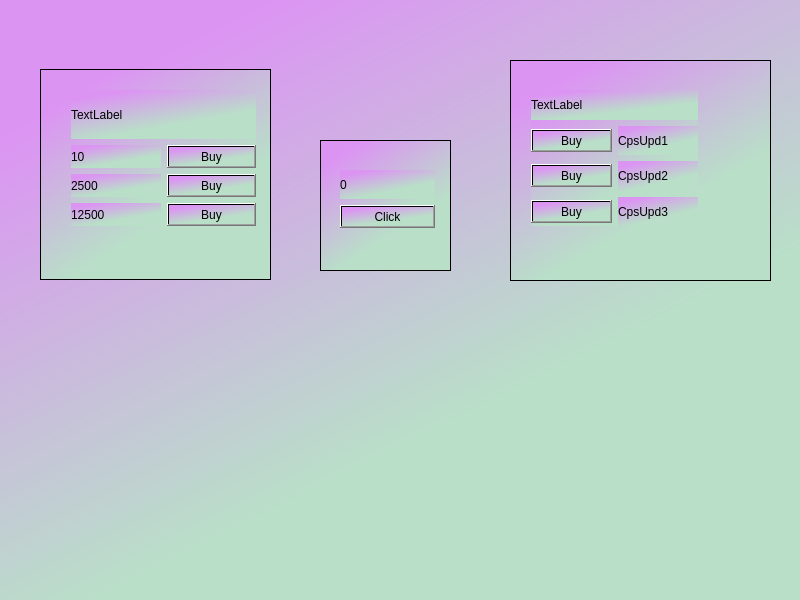
This is clicker.ui in maseyonok421/CleckerTest as Qt 5 draws it before an edit. The edited form follows.
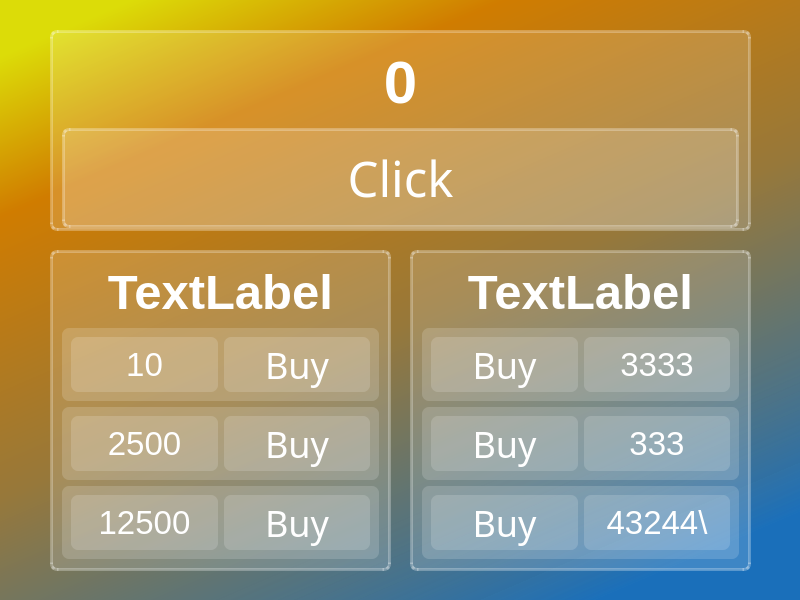
This is the edited form.

Diff of the .ui file:
```diff
--- a/clicker.ui
+++ b/clicker.ui
@@ -10,6 +10,12 @@
     <height>600</height>
    </rect>
   </property>
+  <property name="sizePolicy">
+   <sizepolicy hsizetype="Preferred" vsizetype="Preferred">
+    <horstretch>0</horstretch>
+    <verstretch>0</verstretch>
+   </sizepolicy>
+  </property>
   <property name="font">
    <font>
     <family>Ink Free</family>
@@ -20,176 +26,412 @@
    <string>Clicker</string>
   </property>
   <property name="styleSheet">
-   <string notr="true">background-color: qlineargradient(spread:pad, x1:0.116927, y1:0.148, x2:0.63, y2:0.920455, stop:0 rgba(220, 148, 243, 255), stop:0.765854 rgba(185, 223, 200, 255))</string>
+   <string notr="true">background-color: qlineargradient(spread:pad, x1:0.165854, y1:0, x2:0.741463, y2:1, stop:0 rgba(220, 220, 8, 255), stop:0.2 rgba(208, 124, 0, 255), stop:0.55122 rgba(151, 120, 58, 255), stop:0.790244 rgba(90, 116, 121, 255), stop:1 rgba(26, 111, 186, 210))</string>
   </property>
   <widget class="QWidget" name="centralwidget">
-   <widget class="QFrame" name="clickFrame">
+   <property name="sizePolicy">
+    <sizepolicy hsizetype="Preferred" vsizetype="Preferred">
+     <horstretch>0</horstretch>
+     <verstretch>0</verstretch>
+    </sizepolicy>
+   </property>
+   <widget class="QFrame" name="clickFrame_2">
     <property name="geometry">
      <rect>
-      <x>320</x>
-      <y>140</y>
-      <width>131</width>
-      <height>131</height>
+      <x>50</x>
+      <y>30</y>
+      <width>701</width>
+      <height>201</height>
      </rect>
     </property>
-    <property name="frameShape">
-     <enum>QFrame::StyledPanel</enum>
+    <property name="styleSheet">
+     <string notr="true">background-color: rgba(255, 255, 255, 40);
+border: 3px solid rgba(255, 255, 255, 70);
+border-radius: 7px;</string>
     </property>
-    <property name="frameShadow">
-     <enum>QFrame::Raised</enum>
-    </property>
-    <widget class="QWidget" name="layoutWidget">
-     <property name="geometry">
-      <rect>
-       <x>20</x>
-       <y>30</y>
-       <width>95</width>
-       <height>58</height>
-      </rect>
-     </property>
-     <layout class="QVBoxLayout" name="verticalLayout">
-      <item>
-       <widget class="QLabel" name="balanceLbl">
-        <property name="text">
-         <string>0</string>
-        </property>
-       </widget>
-      </item>
-      <item>
-       <widget class="QPushButton" name="clickBtn">
-        <property name="text">
-         <string>Click</string>
-        </property>
-       </widget>
-      </item>
-     </layout>
-    </widget>
+    <layout class="QVBoxLayout" name="clickFrame">
+     <item>
+      <widget class="QLabel" name="balanceLbl">
+       <property name="minimumSize">
+        <size>
+         <width>100</width>
+         <height>80</height>
+        </size>
+       </property>
+       <property name="styleSheet">
+        <string notr="true">color: white;
+font: Segoe;
+font-weight: bold;
+font-size: 45pt;
+background-color: none;
+border: none;</string>
+       </property>
+       <property name="text">
+        <string>0</string>
+       </property>
+       <property name="textFormat">
+        <enum>Qt::AutoText</enum>
+       </property>
+       <property name="alignment">
+        <set>Qt::AlignCenter</set>
+       </property>
+       <property name="wordWrap">
+        <bool>false</bool>
+       </property>
+      </widget>
+     </item>
+     <item>
+      <widget class="QPushButton" name="clickBtn">
+       <property name="minimumSize">
+        <size>
+         <width>80</width>
+         <height>100</height>
+        </size>
+       </property>
+       <property name="font">
+        <font>
+         <family>Averia Serif</family>
+         <pointsize>37</pointsize>
+         <italic>false</italic>
+         <bold>false</bold>
+        </font>
+       </property>
+       <property name="styleSheet">
+        <string notr="true">QPushButton{
+color: white;
+background-color: rgba(255, 255, 255, 40);
+border: 3px solid rgba(255, 255, 255, 70);
+border-radius: 7px;
+font-size: 37pt;
+}
+QPushButton:hover{
+background-color:rgba(255, 255, 255, 55);
+}
+QPushButton:pressed{
+background-color:rgba(255, 255, 255, 70);
+}</string>
+       </property>
+       <property name="text">
+        <string>Click</string>
+       </property>
+      </widget>
+     </item>
+    </layout>
    </widget>
    <widget class="QFrame" name="clickUpdFrame">
     <property name="geometry">
      <rect>
-      <x>40</x>
-      <y>69</y>
-      <width>231</width>
-      <height>211</height>
+      <x>50</x>
+      <y>250</y>
+      <width>341</width>
+      <height>321</height>
      </rect>
     </property>
-    <property name="frameShape">
-     <enum>QFrame::StyledPanel</enum>
+    <property name="styleSheet">
+     <string notr="true">background-color: rgba(255, 255, 255, 40);
+border: 3px solid rgba(255, 255, 255, 70);
+border-radius: 7px;</string>
     </property>
-    <property name="frameShadow">
-     <enum>QFrame::Raised</enum>
-    </property>
-    <widget class="QWidget" name="layoutWidget">
-     <property name="geometry">
-      <rect>
-       <x>31</x>
-       <y>21</y>
-       <width>185</width>
-       <height>136</height>
-      </rect>
-     </property>
-     <layout class="QVBoxLayout" name="verticalLayout_2">
-      <item>
-       <widget class="QLabel" name="dmgLbl">
-        <property name="text">
-         <string>TextLabel</string>
-        </property>
-       </widget>
-      </item>
-      <item>
+    <layout class="QVBoxLayout" name="verticalLayout_2">
+     <item>
+      <widget class="QLabel" name="dmgLbl">
+       <property name="font">
+        <font>
+         <pointsize>37</pointsize>
+         <bold>true</bold>
+        </font>
+       </property>
+       <property name="styleSheet">
+        <string notr="true">color: white;
+font-weight: bold;
+font-size: 37pt;
+background-color: none;
+border: none;</string>
+       </property>
+       <property name="text">
+        <string>TextLabel</string>
+       </property>
+       <property name="alignment">
+        <set>Qt::AlignCenter</set>
+       </property>
+      </widget>
+     </item>
+     <item>
+      <widget class="QFrame" name="clickUpdFrame1">
+       <property name="styleSheet">
+        <string notr="true">color: none;
+border: none;</string>
+       </property>
        <layout class="QHBoxLayout" name="horizontalLayout">
         <item>
          <widget class="QLabel" name="clickUpdLbl1">
+          <property name="minimumSize">
+           <size>
+            <width>80</width>
+            <height>55</height>
+           </size>
+          </property>
+          <property name="styleSheet">
+           <string notr="true">color: white;
+font-size: 25pt;</string>
+          </property>
           <property name="text">
            <string>10</string>
           </property>
+          <property name="alignment">
+           <set>Qt::AlignCenter</set>
+          </property>
          </widget>
         </item>
         <item>
          <widget class="QPushButton" name="clickUpdBtn1">
+          <property name="minimumSize">
+           <size>
+            <width>80</width>
+            <height>55</height>
+           </size>
+          </property>
+          <property name="font">
+           <font>
+            <family>Averia Sans</family>
+            <pointsize>27</pointsize>
+            <italic>false</italic>
+            <bold>false</bold>
+           </font>
+          </property>
+          <property name="styleSheet">
+           <string notr="true">QPushButton{
+color: white;
+font: averia;
+background-color: rgba(255, 255, 255, 40);
+border: none;
+font-size: 27pt;
+}
+QPushButton:hover{
+background-color:rgba(255, 255, 255, 55);
+}
+QPushButton:pressed{
+background-color:rgba(255, 255, 255, 70);
+}</string>
+          </property>
           <property name="text">
            <string>Buy</string>
           </property>
          </widget>
         </item>
        </layout>
-      </item>
-      <item>
+      </widget>
+     </item>
+     <item>
+      <widget class="QFrame" name="clickUpdFrame2">
+       <property name="styleSheet">
+        <string notr="true">color: none;
+border: none;</string>
+       </property>
        <layout class="QHBoxLayout" name="horizontalLayout_2">
         <item>
          <widget class="QLabel" name="clickUpdLbl2">
+          <property name="minimumSize">
+           <size>
+            <width>80</width>
+            <height>55</height>
+           </size>
+          </property>
+          <property name="styleSheet">
+           <string notr="true">color: white;
+font-size: 25pt;</string>
+          </property>
           <property name="text">
            <string>2500</string>
           </property>
+          <property name="alignment">
+           <set>Qt::AlignCenter</set>
+          </property>
          </widget>
         </item>
         <item>
          <widget class="QPushButton" name="clickUpdBtn2">
+          <property name="minimumSize">
+           <size>
+            <width>80</width>
+            <height>55</height>
+           </size>
+          </property>
+          <property name="font">
+           <font>
+            <family>Averia Sans</family>
+            <pointsize>27</pointsize>
+            <italic>false</italic>
+            <bold>false</bold>
+           </font>
+          </property>
+          <property name="styleSheet">
+           <string notr="true">QPushButton{
+color: white;
+font: averia;
+background-color: rgba(255, 255, 255, 40);
+border: none;
+font-size: 27pt;
+}
+QPushButton:hover{
+background-color:rgba(255, 255, 255, 55);
+}
+QPushButton:pressed{
+background-color:rgba(255, 255, 255, 70);
+}</string>
+          </property>
           <property name="text">
            <string>Buy</string>
           </property>
          </widget>
         </item>
        </layout>
-      </item>
-      <item>
+      </widget>
+     </item>
+     <item>
+      <widget class="QFrame" name="clickUpdFrame3">
+       <property name="styleSheet">
+        <string notr="true">color: none;
+border: none;</string>
+       </property>
        <layout class="QHBoxLayout" name="horizontalLayout_3">
         <item>
          <widget class="QLabel" name="clickUpdLbl3">
+          <property name="minimumSize">
+           <size>
+            <width>80</width>
+            <height>55</height>
+           </size>
+          </property>
+          <property name="styleSheet">
+           <string notr="true">color: white;
+font-size: 25pt;</string>
+          </property>
           <property name="text">
            <string>12500</string>
           </property>
+          <property name="alignment">
+           <set>Qt::AlignCenter</set>
+          </property>
          </widget>
         </item>
         <item>
          <widget class="QPushButton" name="clickUpdBtn3">
+          <property name="minimumSize">
+           <size>
+            <width>80</width>
+            <height>55</height>
+           </size>
+          </property>
+          <property name="font">
+           <font>
+            <family>Averia Sans</family>
+            <pointsize>27</pointsize>
+            <italic>false</italic>
+            <bold>false</bold>
+           </font>
+          </property>
+          <property name="styleSheet">
+           <string notr="true">QPushButton{
+color: white;
+font: averia;
+background-color: rgba(255, 255, 255, 40);
+border: none;
+font-size: 27pt;
+}
+QPushButton:hover{
+background-color:rgba(255, 255, 255, 55);
+}
+QPushButton:pressed{
+background-color:rgba(255, 255, 255, 70);
+}</string>
+          </property>
           <property name="text">
            <string>Buy</string>
           </property>
          </widget>
         </item>
        </layout>
-      </item>
-     </layout>
-    </widget>
+      </widget>
+     </item>
+    </layout>
    </widget>
-   <widget class="QFrame" name="cpsUpdFrame">
+   <widget class="QFrame" name="cpsUpdFrame_2">
     <property name="geometry">
      <rect>
-      <x>510</x>
-      <y>60</y>
-      <width>261</width>
-      <height>221</height>
+      <x>410</x>
+      <y>250</y>
+      <width>341</width>
+      <height>321</height>
      </rect>
     </property>
-    <property name="frameShape">
-     <enum>QFrame::StyledPanel</enum>
+    <property name="styleSheet">
+     <string notr="true">background-color: rgba(255, 255, 255, 40);
+border: 3px solid rgba(255, 255, 255, 70);
+border-radius: 7px;</string>
     </property>
-    <property name="frameShadow">
-     <enum>QFrame::Raised</enum>
-    </property>
-    <widget class="QWidget" name="layoutWidget">
-     <property name="geometry">
-      <rect>
-       <x>21</x>
-       <y>30</y>
-       <width>167</width>
-       <height>136</height>
-      </rect>
-     </property>
-     <layout class="QVBoxLayout" name="verticalLayout_3">
-      <item>
-       <widget class="QLabel" name="cpsLbl">
-        <property name="text">
-         <string>TextLabel</string>
-        </property>
-       </widget>
-      </item>
-      <item>
-       <layout class="QHBoxLayout" name="horizontalLayout_4">
+    <layout class="QVBoxLayout" name="cpsUpdFrame">
+     <item>
+      <widget class="QLabel" name="cpsLbl">
+       <property name="font">
+        <font>
+         <pointsize>37</pointsize>
+         <bold>true</bold>
+        </font>
+       </property>
+       <property name="styleSheet">
+        <string notr="true">color: white;
+font-weight: bold;
+font-size: 37pt;
+background-color: none;
+border: none;</string>
+       </property>
+       <property name="text">
+        <string>TextLabel</string>
+       </property>
+       <property name="alignment">
+        <set>Qt::AlignCenter</set>
+       </property>
+      </widget>
+     </item>
+     <item>
+      <widget class="QFrame" name="cpsUpdFrame1">
+       <property name="styleSheet">
+        <string notr="true">color: none;
+border: none;</string>
+       </property>
+       <layout class="QHBoxLayout" name="horizontalLayout_7">
         <item>
          <widget class="QPushButton" name="cpsUpdBtn1">
+          <property name="enabled">
+           <bool>true</bool>
+          </property>
+          <property name="minimumSize">
+           <size>
+            <width>80</width>
+            <height>55</height>
+           </size>
+          </property>
+          <property name="font">
+           <font>
+            <family>Averia Sans</family>
+            <pointsize>27</pointsize>
+           </font>
+          </property>
+          <property name="styleSheet">
+           <string notr="true">QPushButton{
+color: white;
+background-color: rgba(255, 255, 255, 40);
+border: none;
+font-size: 27pt;
+}
+QPushButton:hover{
+background-color:rgba(255, 255, 255, 55);
+}
+QPushButton:pressed{
+background-color:rgba(255, 255, 255, 70);
+}</string>
+          </property>
           <property name="text">
            <string>Buy</string>
           </property>
@@ -197,17 +439,62 @@
         </item>
         <item>
          <widget class="QLabel" name="cpsUpdLbl1">
+          <property name="minimumSize">
+           <size>
+            <width>80</width>
+            <height>55</height>
+           </size>
+          </property>
+          <property name="styleSheet">
+           <string notr="true">color: white;
+font-size: 25pt;</string>
+          </property>
           <property name="text">
-           <string>CpsUpd1</string>
+           <string>3333</string>
+          </property>
+          <property name="alignment">
+           <set>Qt::AlignCenter</set>
           </property>
          </widget>
         </item>
        </layout>
-      </item>
-      <item>
-       <layout class="QHBoxLayout" name="horizontalLayout_5">
+      </widget>
+     </item>
+     <item>
+      <widget class="QFrame" name="cpsUpdFrame2">
+       <property name="styleSheet">
+        <string notr="true">color: none;
+border: none;</string>
+       </property>
+       <layout class="QHBoxLayout" name="horizontalLayout_8">
         <item>
          <widget class="QPushButton" name="cpsUpdBtn2">
+          <property name="minimumSize">
+           <size>
+            <width>80</width>
+            <height>55</height>
+           </size>
+          </property>
+          <property name="font">
+           <font>
+            <family>Averia Sans</family>
+            <pointsize>27</pointsize>
+           </font>
+          </property>
+          <property name="styleSheet">
+           <string notr="true">QPushButton{
+color: white;
+background-color: rgba(255, 255, 255, 40);
+border: none;
+font-size: 27pt;
+}
+QPushButton:hover{
+background-color:rgba(255, 255, 255, 55);
+}
+QPushButton:pressed{
+background-color:rgba(255, 255, 255, 70);
+}</string>
+          </property>
           <property name="text">
            <string>Buy</string>
           </property>
@@ -215,17 +502,62 @@
         </item>
         <item>
          <widget class="QLabel" name="cpsUpdLbl2">
+          <property name="minimumSize">
+           <size>
+            <width>80</width>
+            <height>55</height>
+           </size>
+          </property>
+          <property name="styleSheet">
+           <string notr="true">color: white;
+font-size: 25pt;</string>
+          </property>
           <property name="text">
-           <string>CpsUpd2</string>
+           <string>333</string>
+          </property>
+          <property name="alignment">
+           <set>Qt::AlignCenter</set>
           </property>
          </widget>
         </item>
        </layout>
-      </item>
-      <item>
-       <layout class="QHBoxLayout" name="horizontalLayout_6">
+      </widget>
+     </item>
+     <item>
+      <widget class="QFrame" name="cpsUpdFrame3">
+       <property name="styleSheet">
+        <string notr="true">color: none;
+border: none;</string>
+       </property>
+       <layout class="QHBoxLayout" name="horizontalLayout_9">
         <item>
          <widget class="QPushButton" name="cpsUpdBtn3">
+          <property name="minimumSize">
+           <size>
+            <width>80</width>
+            <height>55</height>
+           </size>
+          </property>
+          <property name="font">
+           <font>
+            <family>Averia Sans</family>
+            <pointsize>27</pointsize>
+           </font>
+          </property>
+          <property name="styleSheet">
+           <string notr="true">QPushButton{
+color: white;
+background-color: rgba(255, 255, 255, 40);
+border: none;
+font-size: 27pt;
+}
+QPushButton:hover{
+background-color:rgba(255, 255, 255, 55);
+}
+QPushButton:pressed{
+background-color:rgba(255, 255, 255, 70);
+}</string>
+          </property>
           <property name="text">
            <string>Buy</string>
           </property>
@@ -233,15 +565,28 @@
         </item>
         <item>
          <widget class="QLabel" name="cpsUpdLbl3">
+          <property name="minimumSize">
+           <size>
+            <width>80</width>
+            <height>55</height>
+           </size>
+          </property>
+          <property name="styleSheet">
+           <string notr="true">color: white;
+font-size: 25pt;</string>
+          </property>
           <property name="text">
-           <string>CpsUpd3</string>
+           <string>43244\</string>
+          </property>
+          <property name="alignment">
+           <set>Qt::AlignCenter</set>
           </property>
          </widget>
         </item>
        </layout>
-      </item>
-     </layout>
-    </widget>
+      </widget>
+     </item>
+    </layout>
    </widget>
   </widget>
  </widget>
```
